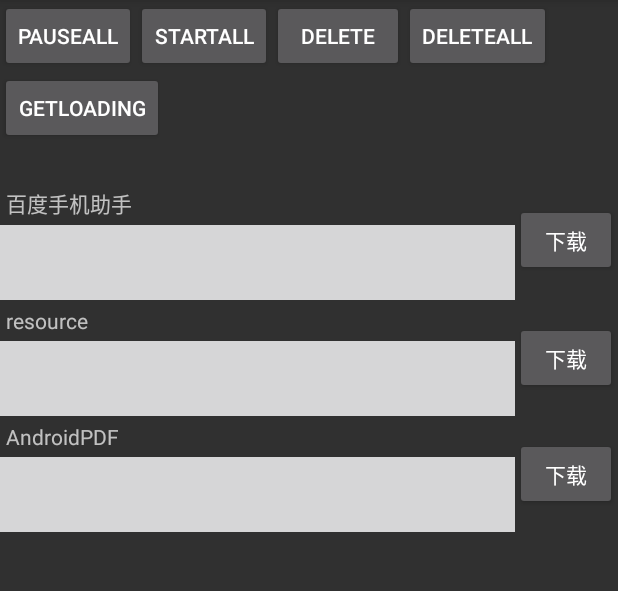
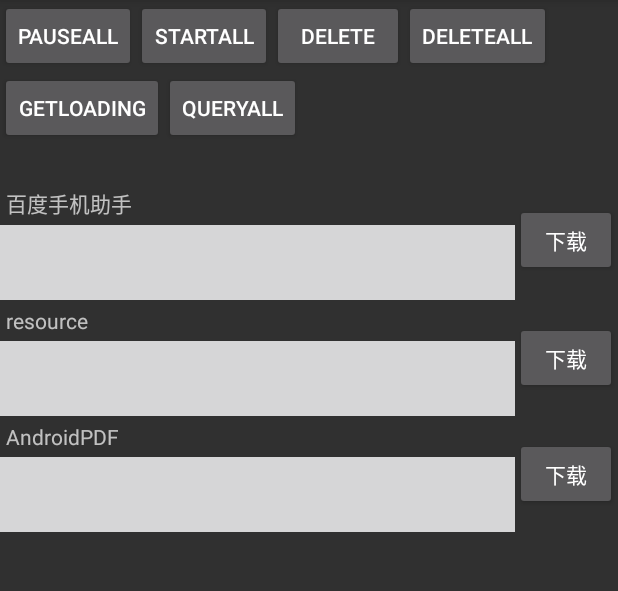
Before and after one commit to CodyyAndroid/Downloader, an Android app: the screen it shows after launch (MultiDownloadActivity), on a phone screen of 412 x 824 dp, the part 84-675 px from its top. Run offline under Robolectric (Android 15) with nearby library versions, the phone set to English and light mode, and no system bars; 2 statements that could not run were skipped.

Commit message:
修复排序无效问题

```diff
--- a/app/src/main/java/com/codyy/downloader/MultiDownloadActivity.java
+++ b/app/src/main/java/com/codyy/downloader/MultiDownloadActivity.java
@@ -95,6 +95,12 @@ public class MultiDownloadActivity extends AppCompatActivity {
     public void getLoading(View view) {
         for (DownloadEntity entity : Downloader.getInstance(getApplicationContext()).getDownloadingRecords()) {
             Log.d("download", entity.toString());
+        }
+    }
+
+    public void queryAll(View view) {
+        for (DownloadEntity entity : Downloader.getInstance(getApplicationContext()).getTotalDownloadRecords()) {
+            Log.d("queryAll", entity.getTime() + ":" + entity.getName());
         }
     }
 
--- a/app/src/main/res/layout/activity_multi_download.xml
+++ b/app/src/main/res/layout/activity_multi_download.xml
@@ -44,6 +44,11 @@
             android:layout_height="wrap_content"
             android:onClick="getLoading"
             android:text="getLoading"/>
+        <Button
+            android:layout_width="wrap_content"
+            android:layout_height="wrap_content"
+            android:onClick="queryAll"
+            android:text="queryAll"/>
     </LinearLayout>
 
     <TextView
--- a/app/src/main/res/values/strings.xml
+++ b/app/src/main/res/values/strings.xml
@@ -2,5 +2,5 @@
     <string name="app_name">Downloader</string>
     <string name="url_small_file" formatted="false">http://oqck0djy0.bkt.clouddn.com/PDF/Android/%E6%B5%8B%E8%AF%95/Android%20%E6%B5%8B%E8%AF%95%E6%95%99%E7%A8%8B%20-%20v1.1.pdf</string>
     <string name="url_big_file" formatted="false">http://oqck0djy0.bkt.clouddn.com/soft/android-studio-ide-171.4010489-windows.zip</string>
-    <string name="url_apk_file" formatted="false">https://downpack.baidu.com/appsearch_AndroidPhone_1012271b.apk</string>
+    <string name="url_apk_file" formatted="false">https://downpack.baidu.com/appsearch_AndroidPhone_v7.8.4(1.0.62.226)_1012271b.apk</string>
 </resources>
--- a/downloadlibrary/build.gradle
+++ b/downloadlibrary/build.gradle
@@ -9,8 +9,8 @@ android {
     defaultConfig {
         minSdkVersion 9
         targetSdkVersion 26
-        versionCode 31
-        versionName "0.3.1"
+        versionCode 32
+        versionName "0.3.2"
 
         testInstrumentationRunner "android.support.test.runner.AndroidJUnitRunner"
 
--- a/downloadlibrary/src/main/java/com/codyy/download/db/DownloadDaoImpl.java
+++ b/downloadlibrary/src/main/java/com/codyy/download/db/DownloadDaoImpl.java
@@ -282,7 +282,7 @@ public class DownloadDaoImpl implements DownloadDao {
                 selectionArgs,
                 null,
                 null,
-                DownloadTable.COLUMN_NAME_DOWNLOAD_TIME + DBSelection.SELECTION_DESC
+                "cast ("+ DownloadTable.COLUMN_NAME_DOWNLOAD_TIME+" as INTEGER)" + DBSelection.SELECTION_DESC
         );
         while (cursor.moveToNext()) {
             list.add(getDownloadEntity(cursor));
@@ -303,7 +303,7 @@ public class DownloadDaoImpl implements DownloadDao {
                 selectionArgs,
                 null,
                 null,
-                DownloadTable.COLUMN_NAME_DOWNLOAD_TIME + DBSelection.SELECTION_DESC
+               "cast ("+ DownloadTable.COLUMN_NAME_DOWNLOAD_TIME+" as INTEGER)" + DBSelection.SELECTION_DESC
         );
         while (cursor.moveToNext()) {
             list.add(getDownloadEntity(cursor));
```
Also changed, not shown: 1 other file.
